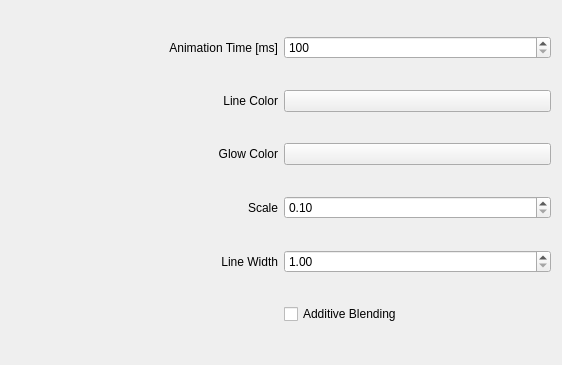
Before: the Qt Designer form kwin/hexagon/config.ui in Schneegans/Burn-My-Windows, drawn with Qt 5.
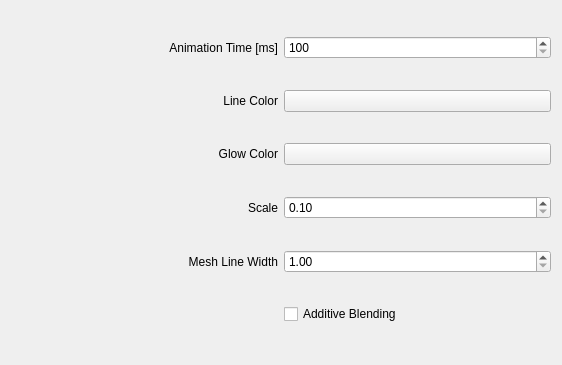
After: the same form once the commit is applied. Custom widgets are drawn as their Qt base class.

Patch:
```diff
--- a/kwin/hexagon/config.ui
+++ b/kwin/hexagon/config.ui
@@ -73,7 +73,7 @@
             <item row="4" column="0">
                 <widget class="QLabel" name="label_5">
                     <property name="text">
-                        <string>Line Width</string>
+                        <string>Mesh Line Width</string>
                     </property>
                     <property name="alignment">
                         <set>Qt::AlignRight|Qt::AlignTrailing|Qt::AlignVCenter</set>
```
